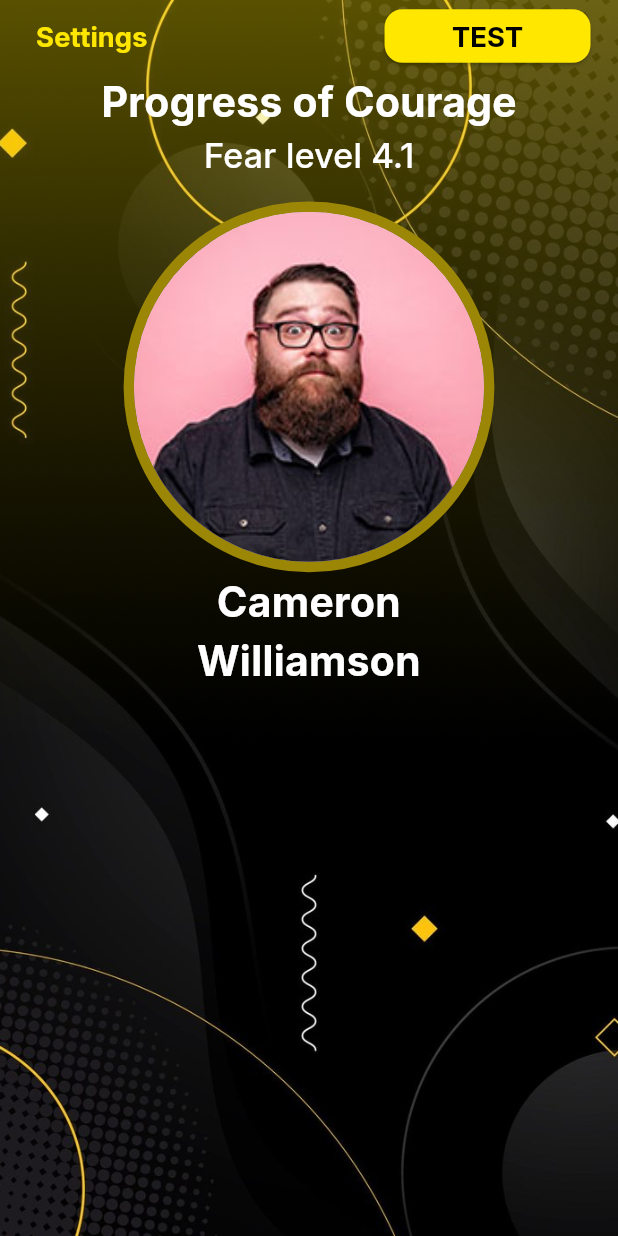
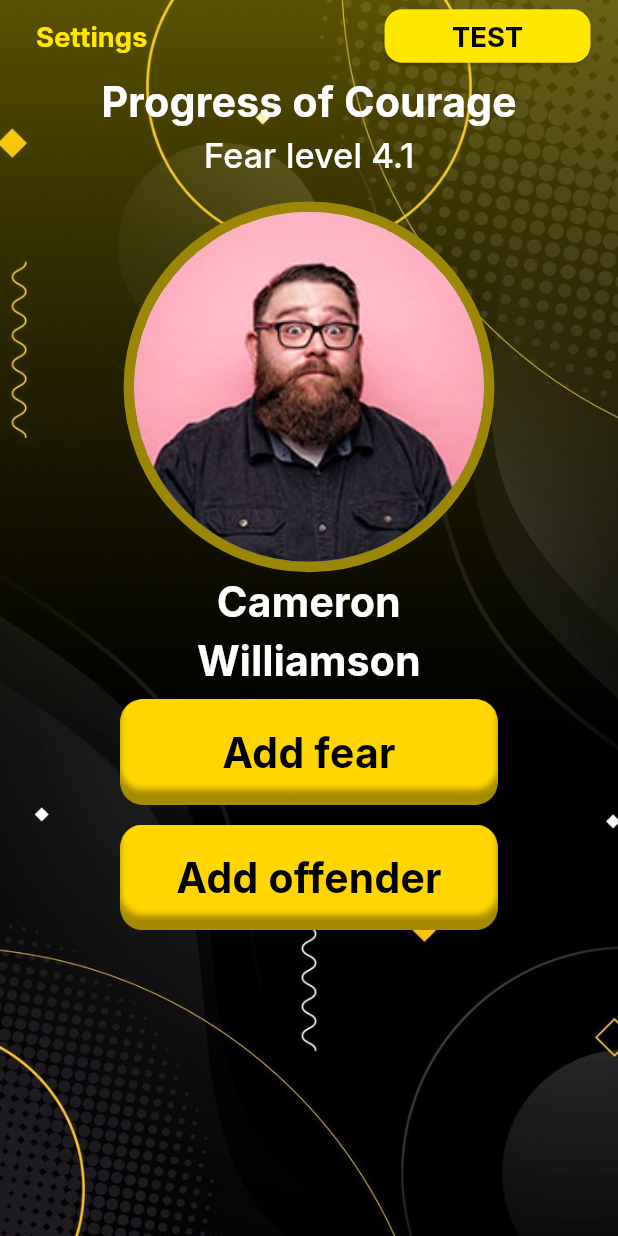
Before and after one commit to ibrahimsiam25/betfair, a Flutter app: the screen it shows after launch, on a phone screen of 412 x 824 dp. Run offline on Flutter 3.47's test engine with Material 3 defaults, Android fonts, the phone set to English and light mode, and no system bars; our stand-ins replace flutter_screenutil, go_router, shared_preferences.

Commit message:
Update CustomButton and Onboarding UI
Remove text transformation to uppercase in CustomButton widget and update button text to uppercase in OnboardingBody widget. Additionally, add new CustomButton widgets to HomeViewBody for adding fears and offenders.

- Removed `toUpperCase()` method from `CustomButton` widget to allow for more flexible text display.
- Updated `CustomButton` text to uppercase in `OnboardingBody` widget for consistency.
- Added new `CustomButton` widgets in `HomeViewBody` for adding fears and offenders, with placeholder `onPressed` functions.

```diff
--- a/lib/core/widgets/custom_button.dart
+++ b/lib/core/widgets/custom_button.dart
@@ -30,7 +30,7 @@ class CustomButton extends StatelessWidget {
               fit: BoxFit.cover,
             ),
             Text(
-              text.toUpperCase(),
+              text,
               style: AppTextStyles.fontBlackW700.copyWith(fontSize: 24.sp),
             ),
           ],
--- a/lib/features/home/widgets/home_view_body.dart
+++ b/lib/features/home/widgets/home_view_body.dart
@@ -1,4 +1,5 @@
 import 'package:betfair/core/theme/app_colors.dart';
+import 'package:betfair/core/widgets/custom_button.dart';
 import 'package:betfair/features/home/widgets/custom_avatar.dart';
 import 'package:betfair/features/home/widgets/home_app_bar.dart';
 import 'package:flutter/material.dart';
@@ -54,6 +55,14 @@ class HomeViewBody extends StatelessWidget {
                     style:
                         AppTextStyles.fontWhiteW700.copyWith(fontSize: 24.sp),
                     textAlign: TextAlign.center,
+                  ),
+                  CustomButton(
+                    text: "Add fear",
+                    onPressed: () {},
+                  ),
+                    CustomButton(
+                    text: "Add offender",
+                    onPressed: () {},
                   )
                 ],
               ),
--- a/lib/features/onboarding/widgets/onboarding_body.dart
+++ b/lib/features/onboarding/widgets/onboarding_body.dart
@@ -63,7 +63,7 @@ class _OnboardingBodyState extends State<OnboardingBody> {
               ),
             ),
             CustomButton(
-              text: "Continue",
+              text: "CONTINUE",
               onPressed: _onContinuePressed, // Call the function here
             ),
             SizedBox(height: 32.h),
```
